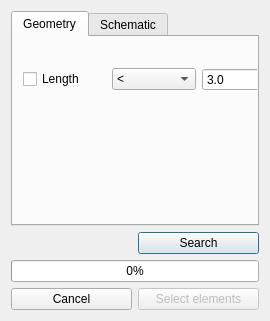
Qt form qWat/ui_pipeSearch.ui (qwat/QWAT) before a commit.
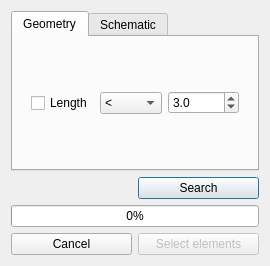
The same form after that commit.

Commit message: fixed pipe seach back [this should evolved using the same form as the edit form

```diff
--- a/qWat/ui_pipeSearch.ui
+++ b/qWat/ui_pipeSearch.ui
@@ -7,7 +7,7 @@
     <x>0</x>
     <y>0</y>
     <width>270</width>
-    <height>321</height>
+    <height>266</height>
    </rect>
   </property>
   <property name="sizePolicy">
@@ -29,15 +29,9 @@
       <attribute name="title">
        <string>Geometry</string>
       </attribute>
+      <layout class="QGridLayout" name="gridLayout_2">
+       <item row="0" column="0">
       <widget class="QWidget" name="geomLengthWidget" native="true">
-       <property name="geometry">
-        <rect>
-         <x>10</x>
-         <y>20</y>
-         <width>262</width>
-         <height>45</height>
-        </rect>
-       </property>
        <property name="sizePolicy">
         <sizepolicy hsizetype="Preferred" vsizetype="Preferred">
          <horstretch>0</horstretch>
@@ -96,6 +90,8 @@
         </item>
        </layout>
       </widget>
+       </item>
+      </layout>
      </widget>
      <widget class="QWidget" name="schemaTab">
       <attribute name="title">
```
Lines whose indentation alone changed are shown as unchanged. The commit also changes 2 other files.
